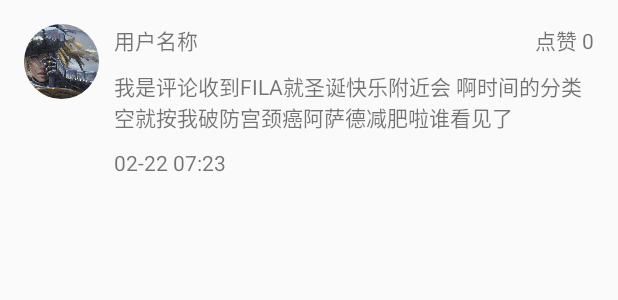
After one commit to DymanZy/ZhiHuDaily, an Android app: the layout item_comment.xml on its own in the app's theme, with its tools: preview values and no code run, on a phone screen of 412 x 824 dp. The commit adds this screen. Shown: the top 300 px of the screen. Run offline under Robolectric (Android 15) with nearby library versions, the phone set to English and light mode, and no system bars.

Commit message:
增加评论查看

```diff
--- a/app/build.gradle
+++ b/app/build.gradle
@@ -41,4 +41,5 @@ dependencies {
     compile 'com.bigkoo:convenientbanner:2.0.5'
     compile 'com.github.bumptech.glide:glide:3.7.0'
     compile 'com.jakewharton:butterknife:8.4.0'
+    compile 'de.hdodenhof:circleimageview:2.1.0'
 }
--- a/app/src/main/res/layout/activity_news_detail.xml
+++ b/app/src/main/res/layout/activity_news_detail.xml
@@ -37,6 +37,6 @@
         </ScrollView>
     </FrameLayout>
 
-    <include layout="@layout/layout_toolbar"/>
+    <include layout="@layout/layout_story_toolbar"/>
 
 </FrameLayout>
--- /dev/null
+++ b/app/src/main/res/layout/item_comment.xml
@@ -0,0 +1,55 @@
+<?xml version="1.0" encoding="utf-8"?>
+<LinearLayout
+    xmlns:android="http://schemas.android.com/apk/res/android"
+    android:id="@+id/body_ll_item_comment"
+    android:orientation="horizontal"
+    android:layout_width="match_parent"
+    android:layout_height="match_parent"
+    android:foreground="?android:selectableItemBackground"
+    android:padding="16dp">
+
+    <de.hdodenhof.circleimageview.CircleImageView
+        android:id="@+id/userImage_civ_item_comment"
+        android:layout_width="50dp"
+        android:layout_height="50dp"
+        android:src="@mipmap/saber_wlop"/>
+
+    <LinearLayout
+        android:layout_width="match_parent"
+        android:layout_height="wrap_content"
+        android:layout_marginLeft="10dp"
+        android:orientation="vertical">
+
+        <RelativeLayout
+            android:layout_width="match_parent"
+            android:layout_height="wrap_content">
+            <TextView
+                android:id="@+id/userName_tv_item_comment"
+                android:layout_width="wrap_content"
+                android:layout_height="wrap_content"
+                android:text="用户名称"/>
+
+            <TextView
+                android:id="@+id/markNum_tv_item_comment"
+                android:layout_width="wrap_content"
+                android:layout_height="wrap_content"
+                android:layout_alignParentRight="true"
+                android:text="点赞 0"/>
+        </RelativeLayout>
+
+        <TextView
+            android:id="@+id/commentInfo_tv_item_comment"
+            android:layout_width="match_parent"
+            android:layout_height="wrap_content"
+            android:layout_marginTop="10dp"
+            android:layout_marginBottom="10dp"
+            android:text="我是评论收到FILA就圣诞快乐附近会 啊时间的分类空就按我破防宫颈癌阿萨德减肥啦谁看见了"/>
+
+        <TextView
+            android:id="@+id/time_tv_item_comment"
+            android:layout_width="wrap_content"
+            android:layout_height="wrap_content"
+            android:text="02-22 07:23"/>
+    </LinearLayout>
+
+</LinearLayout>
```
Also changed, not shown: app/src/main/AndroidManifest.xml (+5 -2 lines), app/src/main/java/com/dyman/zhihudaily/adapter/CommentAdapter.java (added, +68 -0 lines), app/src/main/java/com/dyman/zhihudaily/module/news/CommentActivity.java (added, +63 -0 lines), app/src/main/java/com/dyman/zhihudaily/module/news/NewsDetailActivity.java (+30 -13 lines), app/src/main/java/com/dyman/zhihudaily/utils/DividerItemDecoration.java (added, +95 -0 lines), app/src/main/res/layout/activity_comment.xml (added, +38 -0 lines), app/src/main/res/layout/layout_story_toolbar.xml (added, +70 -0 lines), app/src/main/res/mipmap-hdpi/ic_comment.png (added), app/src/main/res/mipmap-hdpi/ic_comment_status.png (added), app/src/main/res/mipmap-hdpi/ic_mark.png (added), app/src/main/res/mipmap-hdpi/ic_share_status.png (added), app/src/main/res/mipmap-hdpi/ic_star_status.png (added).
